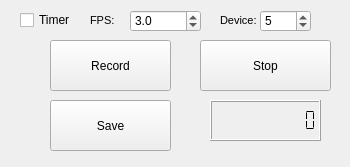
Qt form recorder.ui (liuch37/autorecord) before a commit.
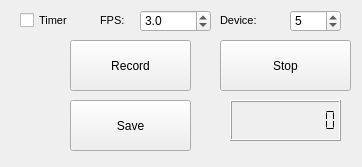
The same form after that commit.

Diff of the .ui file:
```diff
--- a/recorder.ui
+++ b/recorder.ui
@@ -6,7 +6,7 @@
    <rect>
     <x>0</x>
     <y>0</y>
-    <width>350</width>
+    <width>362</width>
     <height>167</height>
    </rect>
   </property>
@@ -16,7 +16,7 @@
   <widget class="QPushButton" name="recordpushButton">
    <property name="geometry">
     <rect>
-     <x>50</x>
+     <x>70</x>
      <y>40</y>
      <width>121</width>
      <height>51</height>
@@ -29,7 +29,7 @@
   <widget class="QPushButton" name="stoppushButton">
    <property name="geometry">
     <rect>
-     <x>200</x>
+     <x>220</x>
      <y>40</y>
      <width>131</width>
      <height>51</height>
@@ -42,7 +42,7 @@
   <widget class="QPushButton" name="savepushButton">
    <property name="geometry">
     <rect>
-     <x>50</x>
+     <x>70</x>
      <y>100</y>
      <width>121</width>
      <height>51</height>
@@ -55,7 +55,7 @@
   <widget class="QLCDNumber" name="lcdNumber">
    <property name="geometry">
     <rect>
-     <x>210</x>
+     <x>230</x>
      <y>100</y>
      <width>111</width>
      <height>41</height>
@@ -77,9 +77,9 @@
   <widget class="QLabel" name="label_2">
    <property name="geometry">
     <rect>
-     <x>90</x>
+     <x>100</x>
      <y>10</y>
-     <width>31</width>
+     <width>41</width>
      <height>21</height>
     </rect>
    </property>
@@ -98,7 +98,7 @@
   <widget class="QDoubleSpinBox" name="fpsdoubleSpinBox">
    <property name="geometry">
     <rect>
-     <x>130</x>
+     <x>140</x>
      <y>10</y>
      <width>71</width>
      <height>22</height>
@@ -116,7 +116,7 @@
     <rect>
      <x>220</x>
      <y>10</y>
-     <width>41</width>
+     <width>51</width>
      <height>21</height>
     </rect>
    </property>
@@ -135,7 +135,7 @@
   <widget class="QSpinBox" name="indexspinBox">
    <property name="geometry">
     <rect>
-     <x>260</x>
+     <x>290</x>
      <y>10</y>
      <width>51</width>
      <height>22</height>
@@ -150,13 +150,13 @@
     <rect>
      <x>20</x>
      <y>10</y>
-     <width>61</width>
+     <width>71</width>
      <height>20</height>
     </rect>
    </property>
    <property name="font">
     <font>
-     <pointsize>9</pointsize>
+     <pointsize>8</pointsize>
     </font>
    </property>
    <property name="text">
```
